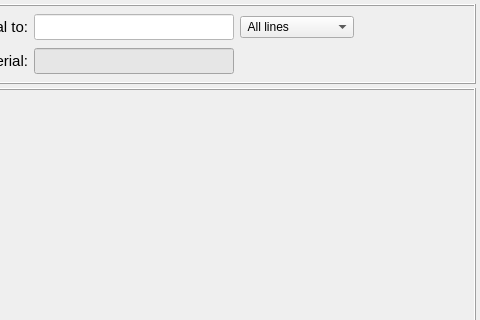
Above: data/user_input/ui_files/Model/Setup/general/set_material_input.ui from open-pulse/OpenPulse before the change; both pictures show x 213 to 693 and y 0 to 320 of the 693 by 560 pixel window. Below: the same form after it.
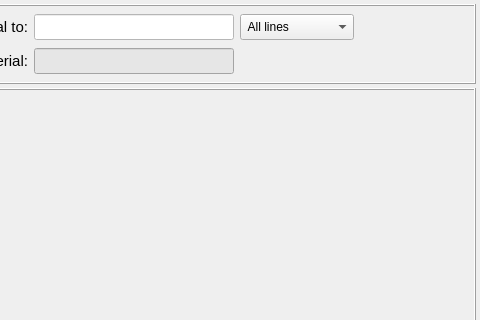
That is the form after the change.

Patch:
```diff
--- a/data/user_input/ui_files/Model/Setup/general/set_material_input.ui
+++ b/data/user_input/ui_files/Model/Setup/general/set_material_input.ui
@@ -163,6 +163,18 @@
          </property>
          <item row="0" column="0">
           <widget class="QComboBox" name="comboBox_attribution_type">
+           <property name="minimumSize">
+            <size>
+             <width>0</width>
+             <height>26</height>
+            </size>
+           </property>
+           <property name="maximumSize">
+            <size>
+             <width>16777215</width>
+             <height>26</height>
+            </size>
+           </property>
            <item>
             <property name="text">
              <string> All lines</string>
```
